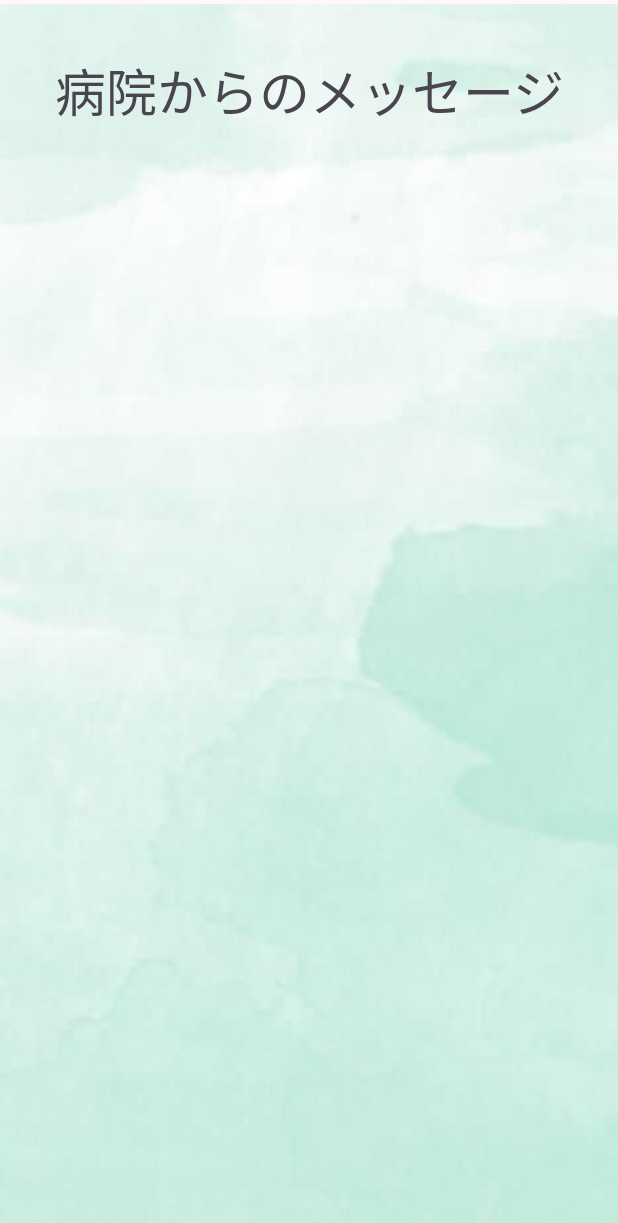
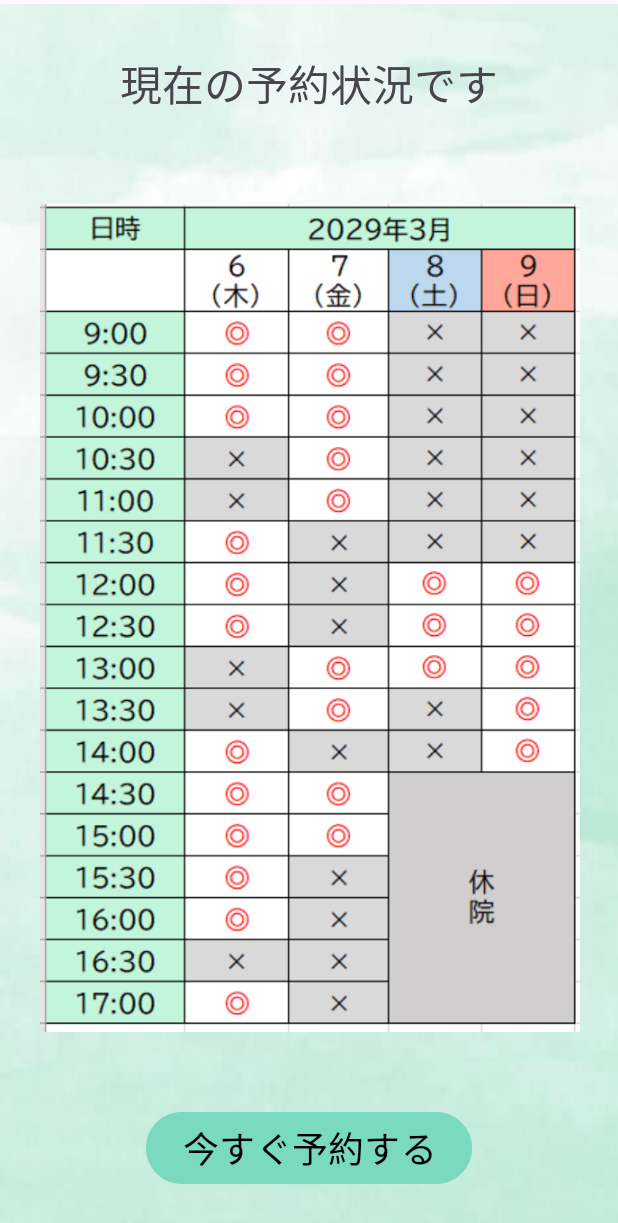
Before and after one commit to r-hotta/HealthApp, an Android app: the MainActivity3 screen opened directly, with no data from a screen before it, on a phone screen of 412 x 824 dp. Shown: the top 1223 px of the screen. Run offline under Robolectric (Android 15) with nearby library versions, the phone set to English and light mode, and no system bars.

Commit message:
予約画面作成

```diff
--- a/app/src/main/res/layout/activity_main2.xml
+++ b/app/src/main/res/layout/activity_main2.xml
@@ -11,16 +11,16 @@
         android:layout_width="565dp"
         android:layout_height="862dp"
         app:srcCompat="@drawable/haikei2"
-        tools:layout_editor_absoluteX="-20dp"
+        tools:layout_editor_absoluteX="-19dp"
         tools:layout_editor_absoluteY="-66dp" />
 
     <Button
         android:id="@+id/button"
-        android:layout_width="170dp"
-        android:layout_height="71dp"
+        android:layout_width="266dp"
+        android:layout_height="67dp"
         android:layout_marginTop="220dp"
-        android:backgroundTint="#96DC99"
-        android:text="今すぐ予約"
+        android:backgroundTint="#79DABF"
+        android:text="予約状況を確認する"
         android:textColor="@color/black"
         android:textSize="24sp"
         app:layout_constraintBottom_toBottomOf="parent"
--- a/app/src/main/res/layout/activity_main3.xml
+++ b/app/src/main/res/layout/activity_main3.xml
@@ -6,25 +6,52 @@
     android:layout_height="match_parent"
     tools:context=".MainActivity3">
 
+
     <ImageView
         android:id="@+id/imageView"
         android:layout_width="565dp"
         android:layout_height="862dp"
         app:srcCompat="@drawable/haikei2"
-        tools:layout_editor_absoluteX="-77dp"
-        tools:layout_editor_absoluteY="-56dp" />
+        tools:layout_editor_absoluteX="-137dp"
+        tools:layout_editor_absoluteY="-83dp" />
 
     <TextView
         android:id="@+id/textView6"
+        android:layout_width="312dp"
+        android:layout_height="47dp"
+        android:gravity="center"
+        android:text="現在の予約状況です"
+        android:textSize="28sp"
+        app:layout_constraintBottom_toBottomOf="parent"
+        app:layout_constraintEnd_toEndOf="parent"
+        app:layout_constraintHorizontal_bias="0.498"
+        app:layout_constraintStart_toStartOf="parent"
+        app:layout_constraintTop_toTopOf="parent"
+        app:layout_constraintVertical_bias="0.041" />
+
+    <Button
+        android:id="@+id/button3"
         android:layout_width="wrap_content"
         android:layout_height="wrap_content"
-        android:fontFamily="cursive"
-        android:text="病院からのメッセージ"
-        android:textSize="34sp"
+        android:backgroundTint="#79DABF"
+        android:text="今すぐ予約する"
+        android:textColor="@color/black"
+        android:textSize="24sp"
         app:layout_constraintBottom_toBottomOf="parent"
         app:layout_constraintEnd_toEndOf="parent"
         app:layout_constraintStart_toStartOf="parent"
         app:layout_constraintTop_toTopOf="parent"
-        app:layout_constraintVertical_bias="0.045" />
+        app:layout_constraintVertical_bias="0.96" />
+
+    <ImageView
+        android:id="@+id/imageView7"
+        android:layout_width="379dp"
+        android:layout_height="552dp"
+        app:layout_constraintBottom_toBottomOf="parent"
+        app:layout_constraintEnd_toEndOf="parent"
+        app:layout_constraintStart_toStartOf="parent"
+        app:layout_constraintTop_toTopOf="parent"
+        app:srcCompat="@drawable/excel4" />
+
 
 </androidx.constraintlayout.widget.ConstraintLayout>
```
Also changed, not shown: app/src/main/res/drawable/excel4.png (added).
